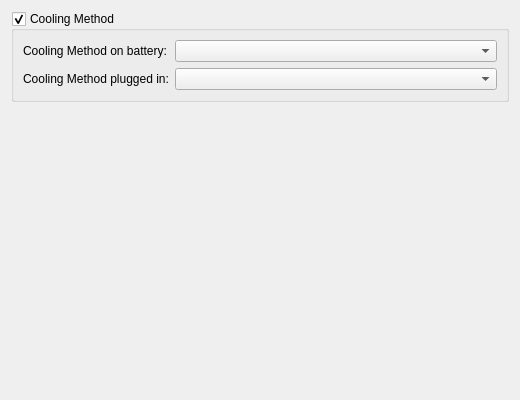
The window that kcm/powersave.ui (jfmcarreira/ktoshiba) describes before a commit, drawn with Qt 5.
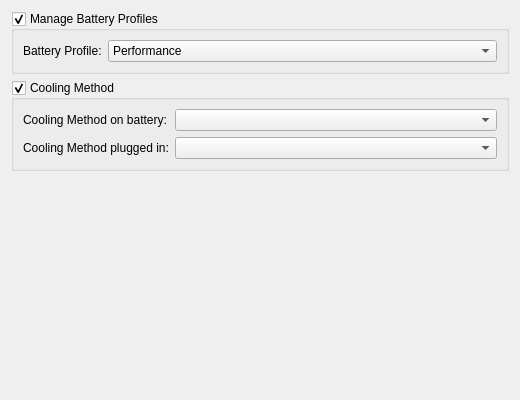
The same window after the commit.

Commit message: Changes to battery profile, cooling method and status widget

```diff
--- a/kcm/powersave.ui
+++ b/kcm/powersave.ui
@@ -16,7 +16,68 @@
   </property>
   <layout class="QFormLayout" name="formLayout">
    <item row="0" column="0" colspan="2">
-    <widget class="QGroupBox" name="groupBox">
+    <widget class="QGroupBox" name="batteryGroupBox">
+     <property name="toolTip">
+      <string>Toggles the Battery Profile monitoring feature.  Check this if you want KToshiba to manage additional power saving features.</string>
+     </property>
+     <property name="whatsThis">
+      <string>Toggles the Battery Profile monitoring feature.  Check this if you want KToshiba to manage additional power saving features.</string>
+     </property>
+     <property name="title">
+      <string>Manage Battery Profiles</string>
+     </property>
+     <property name="flat">
+      <bool>false</bool>
+     </property>
+     <property name="checkable">
+      <bool>true</bool>
+     </property>
+     <property name="checked">
+      <bool>true</bool>
+     </property>
+     <layout class="QFormLayout" name="formLayout_1">
+      <item row="0" column="0">
+       <widget class="QLabel" name="battery_profiles_label">
+        <property name="text">
+         <string>Battery Profile:</string>
+        </property>
+       </widget>
+      </item>
+      <item row="0" column="1">
+       <widget class="QComboBox" name="battery_profiles_combobox">
+        <property name="toolTip">
+         <string>Changes the current Battery Profile.</string>
+        </property>
+        <property name="whatsThis">
+         <string>Changes the current Battery Profile.</string>
+        </property>
+        <item>
+         <property name="text">
+          <string>Performance</string>
+         </property>
+        </item>
+        <item>
+         <property name="text">
+          <string>Powersave</string>
+         </property>
+        </item>
+        <item>
+         <property name="text">
+          <string>Presentation</string>
+         </property>
+        </item>
+        <item>
+         <property name="text">
+          <string>ECO</string>
+         </property>
+        </item>
+       </widget>
+      </item>
+     </layout>
+    </widget>
+   </item>
+   <item row="1" column="0" colspan="2">
+    <widget class="QGroupBox" name="coolingGroupBox">
      <property name="toolTip">
       <string>Toggles the Cooling Method monitoring feature.  The laptop fan changes its speed according to the method selected.</string>
      </property>
```
The commit also changes 22 other files.
